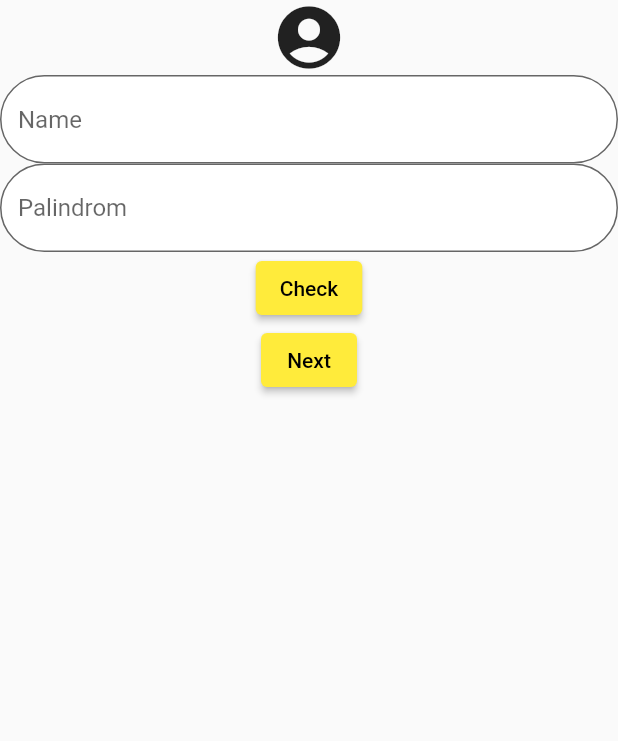
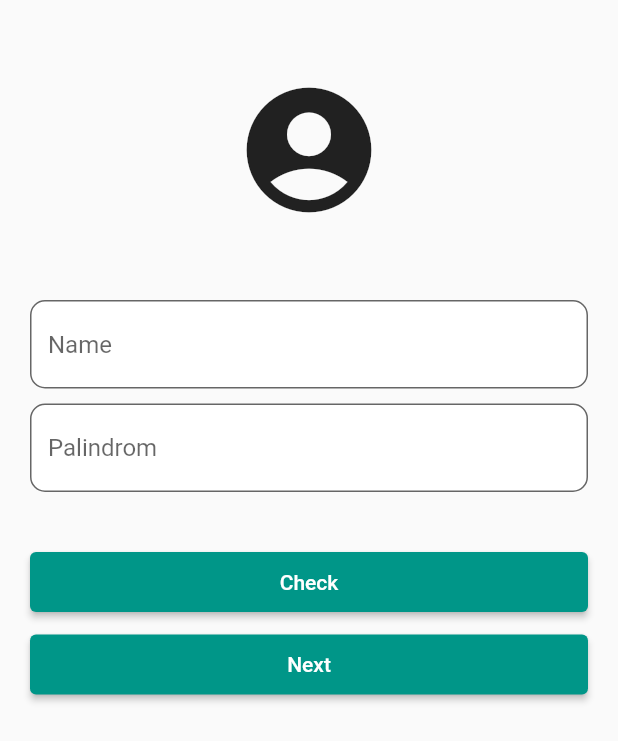
Before and after one commit to ramadhanialfarizi/testing-app, a Flutter app: the screen it shows after launch, on a phone screen of 412 x 824 dp. Shown: the top 741 px of the screen. Run offline on Flutter 3.47's test engine with Material 2 defaults, Android fonts, the phone set to English and light mode, and no system bars.

Commit message:
added next page data

```diff
--- a/lib/main.dart
+++ b/lib/main.dart
@@ -18,7 +18,7 @@ class MyApp extends StatelessWidget {
       debugShowCheckedModeBanner: false,
       title: 'Flutter Demo',
       theme: ThemeData(
-        primarySwatch: Colors.yellow,
+        primarySwatch: Colors.teal,
       ),
       initialRoute: '/',
       onGenerateRoute: (RouteSettings settings) {
--- /dev/null
+++ b/lib/model/user_account_modal.dart
@@ -0,0 +1 @@
+class UserAccountModal {}
--- a/lib/screen/first_screen.dart
+++ b/lib/screen/first_screen.dart
@@ -29,7 +29,24 @@ class _HomeScreenState extends State<HomeScreen> {
           child: Column(
             mainAxisAlignment: MainAxisAlignment.center,
             children: [
-              const Icon(Icons.account_circle, size: 50),
+              const Padding(
+                padding: EdgeInsets.only(top: 50, bottom: 30),
+                child: Icon(Icons.account_circle, size: 100),
+              ),
+              input(),
+              button(),
+            ],
+          ),
+        ),
+      ),
+    );
+  }
+
+  Widget input() {
+    return Padding(
+      padding: const EdgeInsets.all(20),
+      child: Column(
+        children: [
           TextFormField(
             controller: name,
             decoration: InputDecoration(
@@ -37,9 +54,12 @@ class _HomeScreenState extends State<HomeScreen> {
               filled: true,
               fillColor: Colors.white,
               border: OutlineInputBorder(
-                    borderRadius: BorderRadius.circular(30.0),
+                borderRadius: BorderRadius.circular(10.0),
               ),
             ),
+          ),
+          const SizedBox(
+            height: 10,
           ),
           TextFormField(
             controller: palindrome,
@@ -48,11 +68,24 @@ class _HomeScreenState extends State<HomeScreen> {
               filled: true,
               fillColor: Colors.white,
               border: OutlineInputBorder(
-                    borderRadius: BorderRadius.circular(30.0),
+                borderRadius: BorderRadius.circular(10.0),
               ),
             ),
           ),
-              ElevatedButton(
+        ],
+      ),
+    );
+  }
+
+  Widget button() {
+    return Padding(
+      padding: const EdgeInsets.all(20),
+      child: Column(
+        children: [
+          SizedBox(
+            width: double.infinity,
+            height: 40.0,
+            child: ElevatedButton(
               onPressed: () {
                 var text = palindrome.text;
                 var reverse = text.split("").reversed.join("");
@@ -64,7 +97,7 @@ class _HomeScreenState extends State<HomeScreen> {
                       content: Text('Is palindrom'),
                     ),
                   );
-                  } else {
+                } else if (text != reverse) {
                   showDialog(
                     context: context,
                     builder: (context) => const AlertDialog(
@@ -75,13 +108,22 @@ class _HomeScreenState extends State<HomeScreen> {
               },
               child: const Text('Check'),
             ),
-              ElevatedButton(
-                onPressed: () {},
+          ),
+          const SizedBox(
+            height: 15,
+          ),
+          SizedBox(
+            width: double.infinity,
+            height: 40.0,
+            child: ElevatedButton(
+              onPressed: () {
+                var value = name.text;
+                Navigator.of(context).pushNamed('/second', arguments: value);
+              },
               child: const Text('Next'),
             ),
+          ),
         ],
-          ),
-        ),
       ),
     );
   }
```
Also changed, not shown: lib/screen/second_screen.dart (+61 -1 lines). Lines whose indentation alone changed are shown as unchanged.
